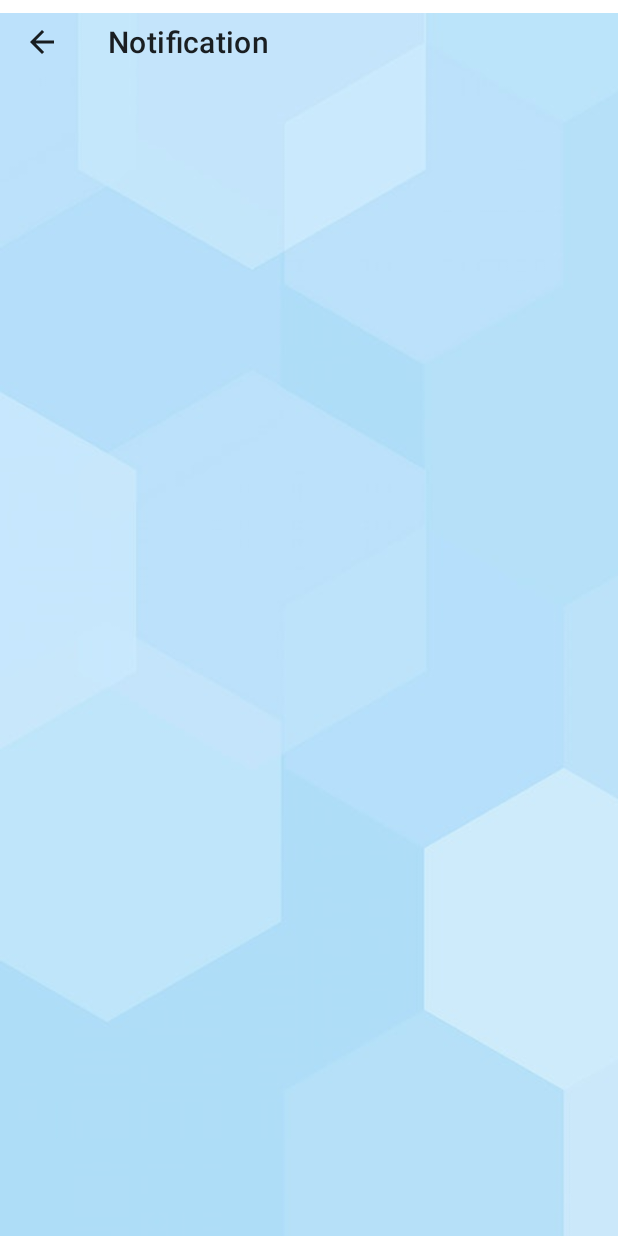
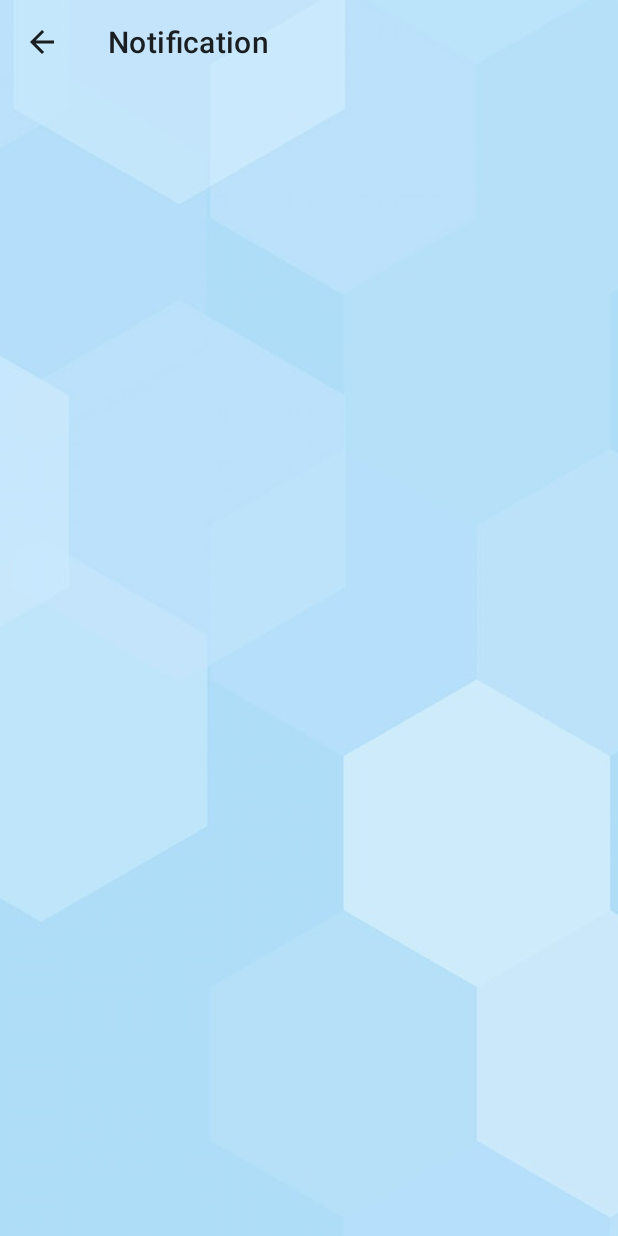
Before and after one commit to ZiadElwan/ITPM, an Android app: the Notification screen opened directly, with no data from a screen before it, on a phone screen of 412 x 824 dp. Run offline under Robolectric (Android 15) with nearby library versions, the phone set to English and light mode, and no system bars; our stand-ins replace Firebase (no records; nobody signed in at launch, a user with empty details on screens opened directly); Roboto replaces fonts that are not available here.

Commit message:
notification

```diff
--- a/app/src/main/AndroidManifest.xml
+++ b/app/src/main/AndroidManifest.xml
@@ -26,7 +26,7 @@
         <activity android:name=".smoker_profile" />
         <activity android:name=".MyApplication" />
         <activity
-            android:name=".Notification" />
+            android:name=".Notification"
             android:parentActivityName=".main_menu" />
         <activity
             android:name=".about_page"
--- a/app/src/main/res/layout/activity_notification.xml
+++ b/app/src/main/res/layout/activity_notification.xml
@@ -8,16 +8,18 @@
 
     <ImageView
         android:id="@+id/imageView5"
-        android:layout_width="519dp"
-        android:layout_height="940dp"
-        app:srcCompat="@drawable/bluegeometry"
-        tools:layout_editor_absoluteX="-65dp"
-        tools:layout_editor_absoluteY="-93dp" />
+        android:layout_width="495dp"
+        android:layout_height="890dp"
+        app:layout_constraintBottom_toBottomOf="parent"
+        app:layout_constraintEnd_toEndOf="parent"
+        app:layout_constraintStart_toStartOf="parent"
+        app:layout_constraintTop_toTopOf="parent"
+        app:srcCompat="@drawable/bluegeometry" />
 
     <androidx.recyclerview.widget.RecyclerView
         android:id="@+id/notification_list"
-        android:layout_width="389dp"
-        android:layout_height="656dp"
+        android:layout_width="409dp"
+        android:layout_height="650dp"
         app:layout_constraintBottom_toBottomOf="parent"
         app:layout_constraintEnd_toEndOf="parent"
         app:layout_constraintStart_toStartOf="parent"
```
Also changed, not shown: app/src/main/res/layout/item_card3.xml (+4 -3 lines).
